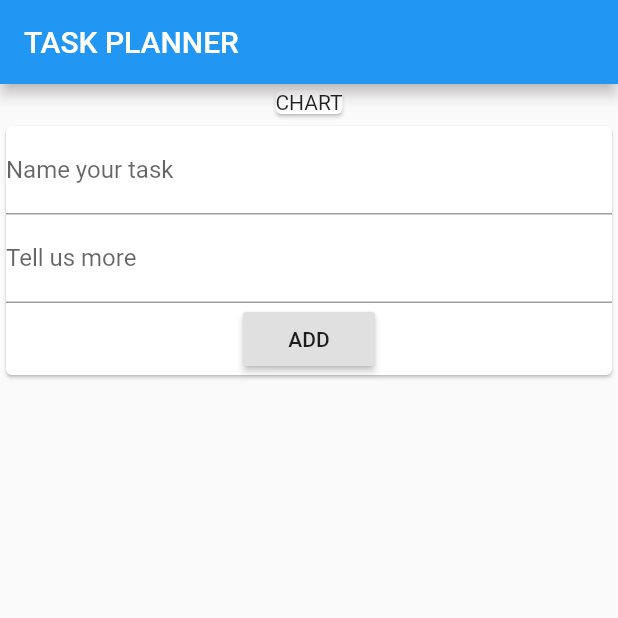
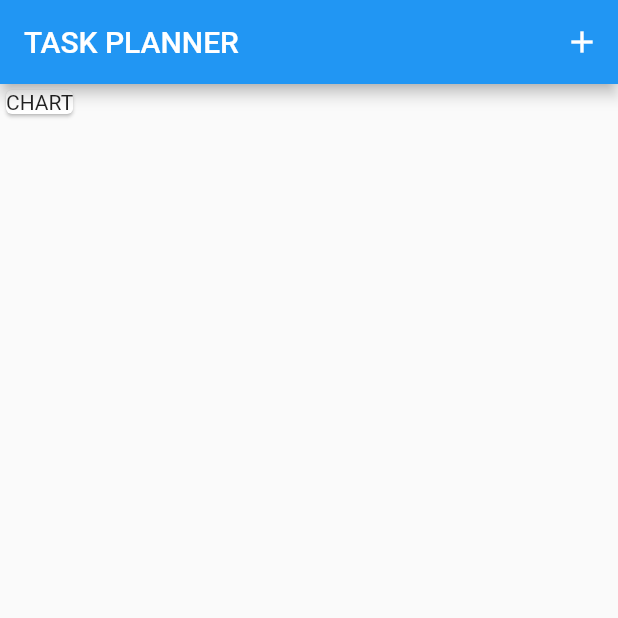
Before and after one commit to nqh00/task_planner, a Flutter app: the screen it shows after launch, on a phone screen of 412 x 824 dp, the top half of it. Run offline on Flutter 3.47's test engine with Material 2 defaults, Android fonts, the phone set to English and light mode, and no system bars.

Commit message:
Make adding widget distinct from the homepage using showModalBottomSheet. Validate the inputand store the data.

```diff
--- a/lib/main.dart
+++ b/lib/main.dart
@@ -1,5 +1,7 @@
 import 'package:flutter/material.dart';
-import './usertask.dart';
+import './task.dart';
+import './newtask.dart';
+import './tasklist.dart';
 
 void main() => runApp(MyApp());
 
@@ -19,22 +21,48 @@ class MyHomePage extends StatefulWidget {
 }
 
 class _MyHomePageState extends State<MyHomePage> {
+  final List<Task> _tasks = [];
+
+  // This method add new task into the task list
+  void _addNewTask(String title, String note) {
+    final _newtsk = Task(
+        title: title,
+        note: note,
+        check: false,
+        date: DateTime.now()); // Instantiate new task with default properties
+
+    setState(() {
+      _tasks.add(_newtsk);
+    });
+  }
+
+  // This method passes a private method to NewTask
+  void _startAddNewTask(BuildContext context) => showModalBottomSheet(
+      builder: (_) => NewTask(_addNewTask), context: context);
+
   // This widget is the home page of this application.
   @override
   Widget build(BuildContext context) {
     return Scaffold(
       appBar: AppBar(
         title: Text('TASK PLANNER'),
+        actions: <Widget>[
+          IconButton(
+            icon: Icon(Icons.add),
+            onPressed: () => _startAddNewTask(context),
+          ),
+        ],
       ),
       body: SingleChildScrollView(
-          child: Column(children: <Widget>[
-        Card(
-          child: Container(
-            child: Text('CHART', textAlign: TextAlign.center),
+        child: Column(children: <Widget>[
+          Card(
+            child: Container(
+              child: Text('CHART', textAlign: TextAlign.center),
+            ),
           ),
-        ),
-        UserTask(),
-      ])),
+          TaskList(_tasks),
+        ]),
+      ),
     );
   }
 }
--- a/lib/usertask.dart
+++ /dev/null
@@ -1,31 +0,0 @@
-import 'package:flutter/material.dart';
-import './task.dart';
-import './tasklist.dart';
-import './newtask.dart';
-
-class UserTask extends StatefulWidget {
-  @override
-  _UserTaskState createState() => _UserTaskState();
-}
-
-class _UserTaskState extends State<UserTask> {
-  final List<Task> _tasks = [];
-
-  // This method add new task into the task list
-  void _addNewTask(String title, String note) {
-    final _newtsk = Task(
-        title: title,
-        note: note,
-        check: false,
-        date: DateTime.now()); // Instantiate new task with default properties
-
-    setState(() {
-      _tasks.add(_newtsk);
-    });
-  }
-
-  @override
-  Widget build(BuildContext context) {
-    return Column(children: <Widget>[NewTask(_addNewTask), TaskList(_tasks)]);
-  }
-}
```
Also changed, not shown: lib/newtask.dart (+15 -1 lines), lib/tasklist.dart (+12 -2 lines).
